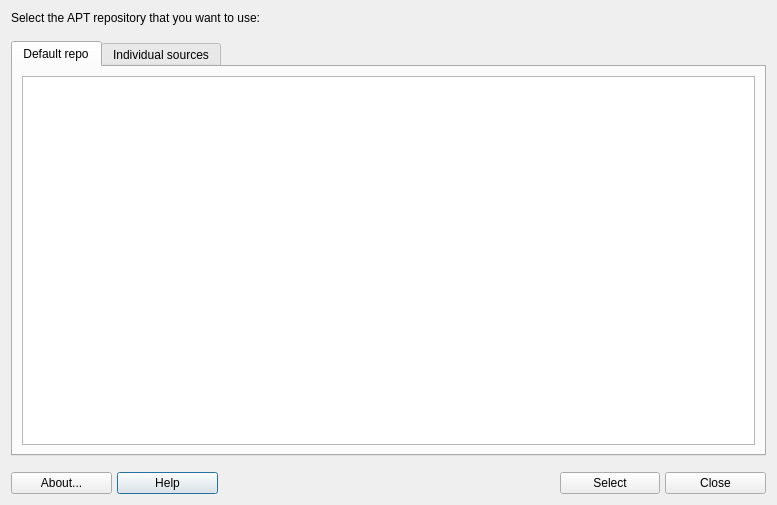
Old version of the form mxrepomanager.ui in the repository AdrianTM/mx-repo-manager.
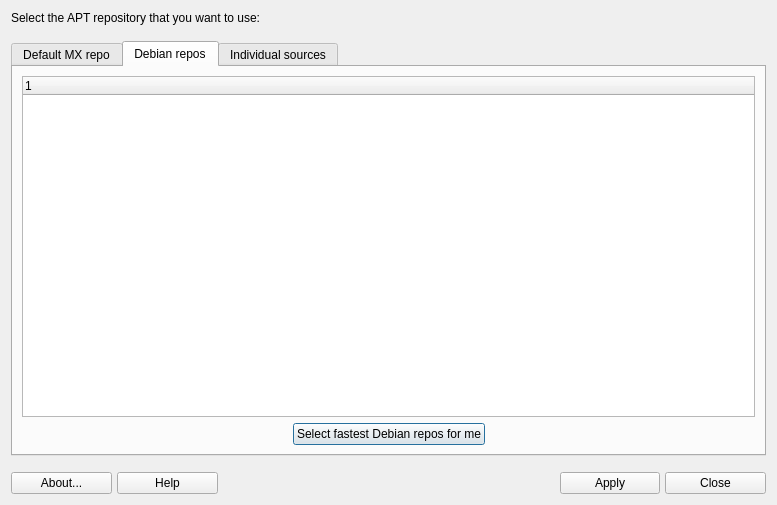
New version of the form. Icons and pictures are not drawn.

Commit message: add select fastest Debian repo

```diff
--- a/mxrepomanager.ui
+++ b/mxrepomanager.ui
@@ -52,11 +52,11 @@
    <item>
     <widget class="QTabWidget" name="tabWidget">
      <property name="currentIndex">
-      <number>0</number>
+      <number>1</number>
      </property>
      <widget class="QWidget" name="tabMX">
       <attribute name="title">
-       <string>Default repo</string>
+       <string>Default MX repo</string>
       </attribute>
       <layout class="QVBoxLayout" name="verticalLayout_2">
        <item>
@@ -137,6 +137,55 @@
        </item>
       </layout>
      </widget>
+     <widget class="QWidget" name="tabDebian">
+      <attribute name="title">
+       <string>Debian repos</string>
+      </attribute>
+      <layout class="QGridLayout" name="gridLayout">
+       <item row="3" column="0">
+        <spacer name="horizontalSpacer">
+         <property name="orientation">
+          <enum>Qt::Horizontal</enum>
+         </property>
+         <property name="sizeHint" stdset="0">
+          <size>
+           <width>40</width>
+           <height>20</height>
+          </size>
+         </property>
+        </spacer>
+       </item>
+       <item row="3" column="1">
+        <widget class="QPushButton" name="pushFastestDebian">
+         <property name="text">
+          <string>Select fastest Debian repos for me</string>
+         </property>
+        </widget>
+       </item>
+       <item row="3" column="2">
+        <spacer name="horizontalSpacer_2">
+         <property name="orientation">
+          <enum>Qt::Horizontal</enum>
+         </property>
+         <property name="sizeHint" stdset="0">
+          <size>
+           <width>40</width>
+           <height>20</height>
+          </size>
+         </property>
+        </spacer>
+       </item>
+       <item row="0" column="0" colspan="3">
+        <widget class="QTreeWidget" name="treeWidgetDeb">
+         <column>
+          <property name="text">
+           <string notr="true">1</string>
+          </property>
+         </column>
+        </widget>
+       </item>
+      </layout>
+     </widget>
      <widget class="QWidget" name="tabAllRepos">
       <attribute name="title">
        <string>Individual sources</string>
@@ -329,7 +378,7 @@
         </sizepolicy>
        </property>
        <property name="text">
-        <string>Select</string>
+        <string>Apply</string>
        </property>
        <property name="icon">
         <iconset>
```
The commit also changes 29 other files.
